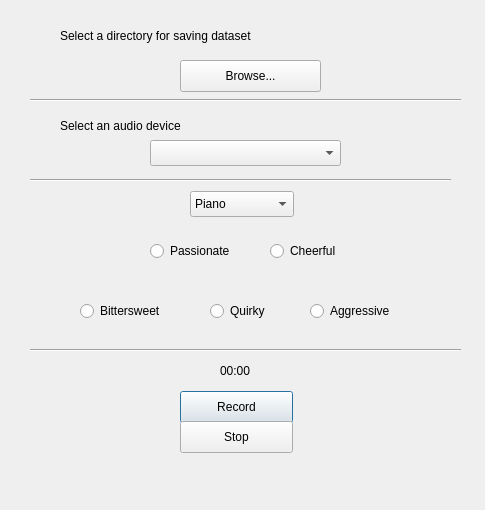
yilin-zhang/EmoRecorder, file app.ui: the form before one commit.
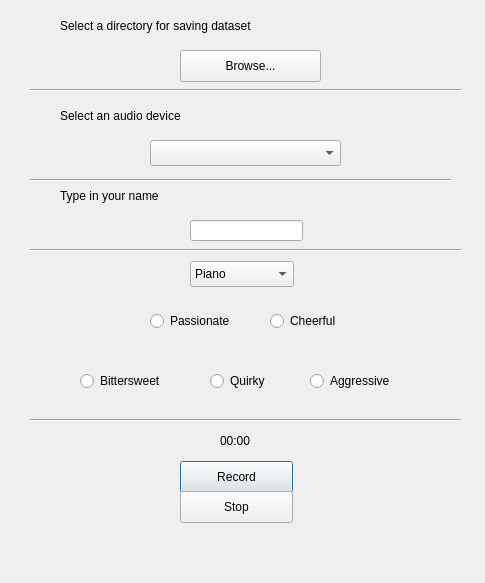
The form after the commit.

```diff
--- a/app.ui
+++ b/app.ui
@@ -7,7 +7,7 @@
     <x>0</x>
     <y>0</y>
     <width>485</width>
-    <height>510</height>
+    <height>583</height>
    </rect>
   </property>
   <property name="windowTitle">
@@ -17,7 +17,7 @@
    <property name="geometry">
     <rect>
      <x>190</x>
-     <y>191</y>
+     <y>261</y>
      <width>104</width>
      <height>26</height>
     </rect>
@@ -52,7 +52,7 @@
    <property name="geometry">
     <rect>
      <x>150</x>
-     <y>241</y>
+     <y>311</y>
      <width>100</width>
      <height>20</height>
     </rect>
@@ -65,7 +65,7 @@
    <property name="geometry">
     <rect>
      <x>270</x>
-     <y>241</y>
+     <y>311</y>
      <width>100</width>
      <height>20</height>
     </rect>
@@ -78,7 +78,7 @@
    <property name="geometry">
     <rect>
      <x>80</x>
-     <y>301</y>
+     <y>371</y>
      <width>100</width>
      <height>20</height>
     </rect>
@@ -91,7 +91,7 @@
    <property name="geometry">
     <rect>
      <x>30</x>
-     <y>90</y>
+     <y>80</y>
      <width>431</width>
      <height>20</height>
     </rect>
@@ -117,7 +117,7 @@
    <property name="geometry">
     <rect>
      <x>180</x>
-     <y>391</y>
+     <y>461</y>
      <width>113</width>
      <height>32</height>
     </rect>
@@ -130,7 +130,7 @@
    <property name="geometry">
     <rect>
      <x>180</x>
-     <y>421</y>
+     <y>491</y>
      <width>113</width>
      <height>32</height>
     </rect>
@@ -143,7 +143,7 @@
    <property name="geometry">
     <rect>
      <x>220</x>
-     <y>361</y>
+     <y>431</y>
      <width>51</width>
      <height>20</height>
     </rect>
@@ -156,7 +156,7 @@
    <property name="geometry">
     <rect>
      <x>180</x>
-     <y>60</y>
+     <y>50</y>
      <width>141</width>
      <height>32</height>
     </rect>
@@ -169,7 +169,7 @@
    <property name="geometry">
     <rect>
      <x>60</x>
-     <y>20</y>
+     <y>10</y>
      <width>361</width>
      <height>31</height>
     </rect>
@@ -185,7 +185,7 @@
    <property name="geometry">
     <rect>
      <x>210</x>
-     <y>301</y>
+     <y>371</y>
      <width>100</width>
      <height>20</height>
     </rect>
@@ -198,7 +198,7 @@
    <property name="geometry">
     <rect>
      <x>310</x>
-     <y>301</y>
+     <y>371</y>
      <width>100</width>
      <height>20</height>
     </rect>
@@ -211,7 +211,7 @@
    <property name="geometry">
     <rect>
      <x>20</x>
-     <y>460</y>
+     <y>530</y>
      <width>441</width>
      <height>31</height>
     </rect>
@@ -227,7 +227,7 @@
    <property name="geometry">
     <rect>
      <x>30</x>
-     <y>340</y>
+     <y>240</y>
      <width>431</width>
      <height>20</height>
     </rect>
@@ -250,7 +250,7 @@
    <property name="geometry">
     <rect>
      <x>60</x>
-     <y>110</y>
+     <y>100</y>
      <width>361</width>
      <height>31</height>
     </rect>
@@ -262,6 +262,45 @@
     <bool>true</bool>
    </property>
   </widget>
+  <widget class="Line" name="line_4">
+   <property name="geometry">
+    <rect>
+     <x>30</x>
+     <y>410</y>
+     <width>431</width>
+     <height>20</height>
+    </rect>
+   </property>
+   <property name="orientation">
+    <enum>Qt::Horizontal</enum>
+   </property>
+  </widget>
+  <widget class="QLineEdit" name="nameEdit">
+   <property name="geometry">
+    <rect>
+     <x>190</x>
+     <y>220</y>
+     <width>113</width>
+     <height>21</height>
+    </rect>
+   </property>
+  </widget>
+  <widget class="QLabel" name="deviceChoices_2">
+   <property name="geometry">
+    <rect>
+     <x>60</x>
+     <y>180</y>
+     <width>361</width>
+     <height>31</height>
+    </rect>
+   </property>
+   <property name="text">
+    <string>Type in your name</string>
+   </property>
+   <property name="wordWrap">
+    <bool>true</bool>
+   </property>
+  </widget>
  </widget>
  <resources/>
  <connections/>
```
